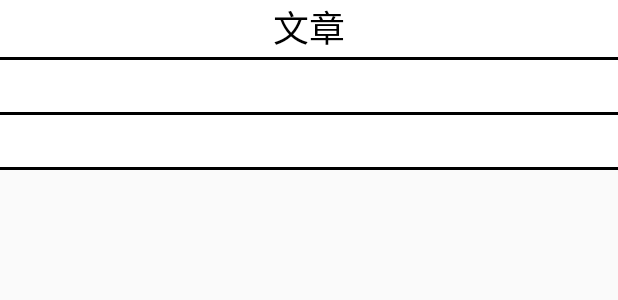
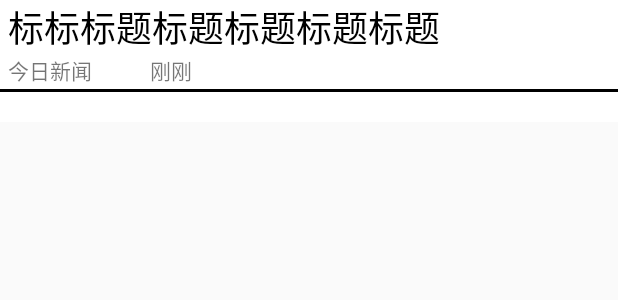
Before and after one commit to Maxwell777777/techtrainingcamp-client-1, an Android app: the layout news_detail_test.xml on its own in the app's theme, with its tools: preview values and no code run, on a phone screen of 412 x 824 dp. Shown: the top 300 px of the screen. Run offline under Robolectric (Android 15) with nearby library versions, the phone set to English and light mode, and no system bars; Roboto replaces fonts that are not available here.

```diff
--- a/app/src/main/java/com/jack/appnews/ui/activity/TextViewActivity.java
+++ b/app/src/main/java/com/jack/appnews/ui/activity/TextViewActivity.java
@@ -20,13 +20,15 @@ public class TextViewActivity extends BaseActivity {
     @Override
     protected void initViews() {
         TextView title = (TextView) findViewById(R.id.text_title);
-        TextView detail = (TextView) findViewById(R.id.text_detail);
+        TextView text_author = (TextView) findViewById(R.id.text_author);
+        TextView text_time = (TextView) findViewById(R.id.text_time);
         LinearLayout scroller = (LinearLayout) findViewById(R.id.scroll);
         TextView content = new TextView(this);
         content.setTextColor(Color.BLACK);
         Bundle bundle = this.getIntent().getExtras();
         title.setText(bundle.getString("title"));
-        detail.setText(bundle.getString("detail"));
+        text_author.setText(bundle.getString("text_author"));
+        text_time.setText(bundle.getString("text_time"));
         content.setText(bundle.getString("content"));
         scroller.addView(content);
 
--- a/app/src/main/res/layout/item_news_list_style_5.xml
+++ b/app/src/main/res/layout/item_news_list_style_5.xml
@@ -7,7 +7,7 @@
     <LinearLayout
         android:id="@+id/ll_item"
         android:layout_width="match_parent"
-        android:layout_height="wrap_content"
+        android:layout_height="220dp"
         android:layout_margin="10dp"
         android:orientation="vertical">
 
--- a/app/src/main/res/layout/news_detail_test.xml
+++ b/app/src/main/res/layout/news_detail_test.xml
@@ -1,5 +1,5 @@
 <?xml version="1.0" encoding="utf-8"?>
-<RelativeLayout xmlns:android="http://schemas.android.com/apk/res/android"
+<LinearLayout xmlns:android="http://schemas.android.com/apk/res/android"
     android:layout_width="match_parent"
     android:layout_height="match_parent">
 
@@ -13,42 +13,64 @@
         android:orientation="vertical">
 
         <!-- 文章 -->
-        <TextView
-            android:id="@+id/text_first"
+<!--        <TextView-->
+<!--            android:id="@+id/text_first"-->
+<!--            android:layout_width="match_parent"-->
+<!--            android:layout_height="match_parent"-->
+<!--            android:gravity="center"-->
+<!--            android:text="文章"-->
+<!--            android:textColor="@android:color/black"-->
+<!--            android:textSize="24sp" />-->
+        <!-- 分割线 -->
+<!--        <View-->
+<!--            android:layout_width="match_parent"-->
+<!--            android:layout_height="2dp"-->
+<!--            android:layout_marginTop="2dp"-->
+<!--            android:background="@android:color/black" />-->
+        <!-- 标题 -->
+        <RelativeLayout
             android:layout_width="match_parent"
-            android:layout_height="match_parent"
-            android:gravity="center"
-            android:text="文章"
-            android:textColor="@android:color/black"
-            android:textSize="24sp" />
-        <!-- 分割线 -->
-        <View
-            android:layout_width="match_parent"
-            android:layout_height="2dp"
-            android:layout_marginTop="2dp"
-            android:background="@android:color/black" />
-        <!-- 标题 -->
+            android:layout_height="wrap_content"
+
+            android:layout_gravity="bottom"
+            android:gravity="center_vertical"
+            android:orientation="vertical">
             <TextView
                 android:id="@+id/text_title"
                 android:layout_width="match_parent"
-            android:layout_height="match_parent"
-            android:gravity="center"
+                android:layout_height="wrap_content"
+                android:gravity="left"
+                android:layout_marginLeft="5dp"
+                android:text="标标标题标题标题标题标题"
                 android:textColor="@android:color/black"
                 android:textSize="24sp" />
-        <!-- 分割线 -->
-        <View
+
+        <!-- 作者 发布时间 -->
+            <RelativeLayout
                 android:layout_width="match_parent"
-            android:layout_height="2dp"
-            android:layout_marginTop="2dp"
-            android:background="@android:color/black" />
-        <!-- 作者 发布时间 -->
+                android:layout_height="wrap_content"
+                android:layout_alignParentLeft="true"
+                android:layout_alignParentStart="true"
+                android:layout_below="@+id/text_title"
+                android:gravity="center_vertical"
+                android:orientation="horizontal">
+
                 <TextView
-            android:id="@+id/text_detail"
-            android:layout_width="match_parent"
-            android:layout_height="match_parent"
-            android:gravity="center"
-            android:textColor="@android:color/black"
-            android:textSize="24sp" />
+                    android:id="@+id/text_author"
+                    android:layout_width="wrap_content"
+                    android:layout_height="wrap_content"
+                    android:layout_marginLeft="5dp"
+                    android:text="今日新闻"
+                    android:textSize="14sp" />
+                <TextView
+                    android:id="@+id/text_time"
+                    android:layout_width="wrap_content"
+                    android:layout_height="wrap_content"
+                    android:layout_marginLeft="100dp"
+                    android:text="刚刚"
+                    android:textSize="14sp" />
+            </RelativeLayout>
+        </RelativeLayout>
         <!-- 分割线 -->
         <View
             android:layout_width="match_parent"
@@ -61,19 +83,18 @@
             <!-- android:gravity="center" -->
 
 
-    </LinearLayout>
+
         <ScrollView
             android:layout_width="match_parent"
             android:layout_height="match_parent"
-        android:layout_below="@+id/first">
+            android:layout_below="@+id/first"
+            android:padding="10dp">
             <LinearLayout
                 android:id="@+id/scroll"
                 android:layout_width="match_parent"
                 android:layout_height="match_parent"
                 android:orientation="vertical">
-
-
             </LinearLayout>
         </ScrollView>
-
-</RelativeLayout>
+    </LinearLayout>
+</LinearLayout>
```
Also changed, not shown: app/src/main/java/com/jack/appnews/listener/NewsListItemClickListener.java (+10 -5 lines), app/src/main/java/com/jack/appnews/mock/ImageListConstant.java (+15 -15 lines), app/src/main/java/com/jack/appnews/mock/VideoListConstant.java (+15 -8 lines). Lines whose indentation alone changed are shown as unchanged.
